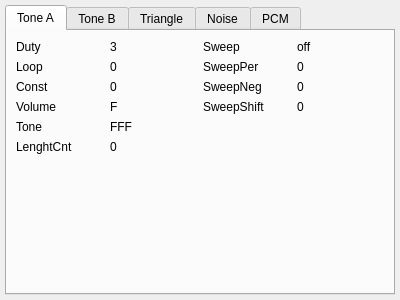
First picture: the form in ui/dbgwidgets/form_nesapu.ui, repository dotkoval/xpeccy-plus, before the edit.
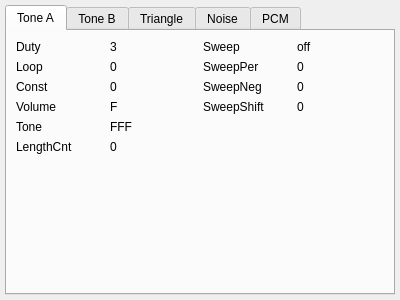
Second picture: the form after the edit.

The edit to the form file:
```diff
--- a/ui/dbgwidgets/form_nesapu.ui
+++ b/ui/dbgwidgets/form_nesapu.ui
@@ -178,7 +178,7 @@
        <item row="5" column="0">
         <widget class="QLabel" name="label_90">
          <property name="text">
-          <string>LenghtCnt</string>
+          <string>LengthCnt</string>
          </property>
         </widget>
        </item>
```
Left out of the diff: 2 changed lines with no effect on the pictures.
